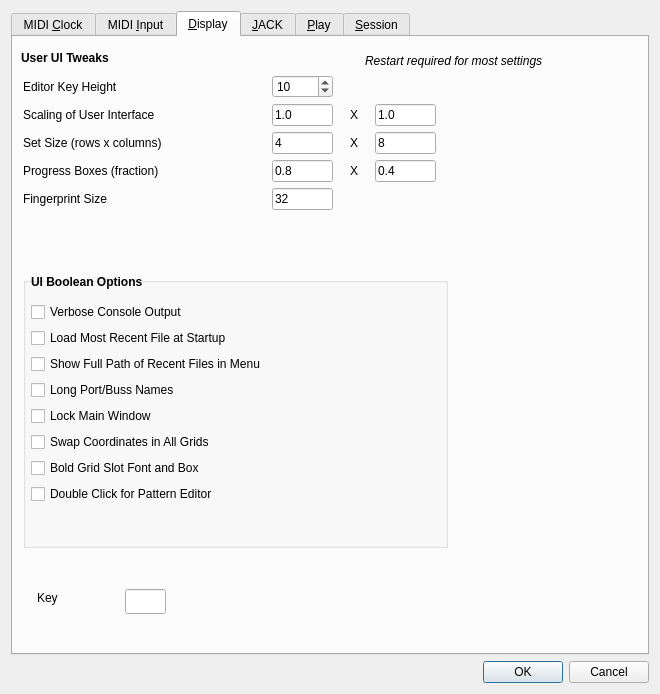
Before: the Qt Designer form seq_qt5/forms/qseditoptions.ui in ahlstromcj/seq66, drawn with Qt 5.
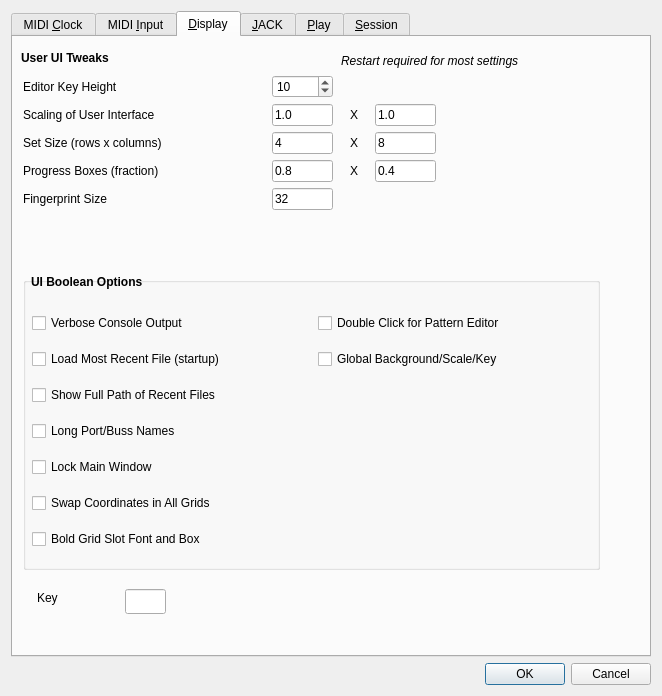
After: the same form once the commit is applied.

Commit message: Getting global-seq-feature working right, in progress.

What changed in the file:
```diff
--- a/seq_qt5/forms/qseditoptions.ui
+++ b/seq_qt5/forms/qseditoptions.ui
@@ -6,8 +6,8 @@
    <rect>
     <x>0</x>
     <y>0</y>
-    <width>660</width>
-    <height>694</height>
+    <width>662</width>
+    <height>696</height>
    </rect>
   </property>
   <property name="windowTitle">
@@ -690,8 +690,8 @@
         <rect>
          <x>10</x>
          <y>240</y>
-         <width>425</width>
-         <height>271</height>
+         <width>577</width>
+         <height>293</height>
         </rect>
        </property>
        <property name="font">
@@ -706,118 +706,112 @@
        <property name="flat">
         <bool>false</bool>
        </property>
-       <widget class="QWidget" name="layoutWidget">
+       <widget class="QLabel" name="label_7">
         <property name="geometry">
          <rect>
           <x>8</x>
-          <y>25</y>
-          <width>405</width>
-          <height>241</height>
+          <y>-4</y>
+          <width>157</width>
+          <height>17</height>
          </rect>
         </property>
-        <layout class="QVBoxLayout" name="verticalLayout_2">
-         <item>
-          <widget class="QCheckBox" name="checkBoxVerbose">
-           <property name="enabled">
-            <bool>true</bool>
-           </property>
-           <property name="toolTip">
-            <string/>
-           </property>
-           <property name="text">
-            <string>Verbose Console Output</string>
-           </property>
-          </widget>
-         </item>
-         <item>
-          <widget class="QCheckBox" name="checkBoxLoadMostRecent">
-           <property name="toolTip">
-            <string/>
-           </property>
-           <property name="text">
-            <string>Load Most Recent File at Startup</string>
-           </property>
-          </widget>
-         </item>
-         <item>
-          <widget class="QCheckBox" name="checkBoxShowFullRecentPaths">
-           <property name="toolTip">
-            <string/>
-           </property>
-           <property name="text">
-            <string>Show Full Path of Recent Files in Menu</string>
-           </property>
-          </widget>
-         </item>
-         <item>
+        <property name="font">
+         <font>
+          <weight>75</weight>
+          <bold>true</bold>
+         </font>
+        </property>
+        <property name="text">
+         <string>UI Boolean Options</string>
+        </property>
+       </widget>
+       <widget class="QWidget" name="">
+        <property name="geometry">
+         <rect>
+          <x>9</x>
+          <y>26</y>
+          <width>565</width>
+          <height>257</height>
+         </rect>
+        </property>
+        <layout class="QGridLayout" name="gridLayout">
+         <item row="3" column="0">
           <widget class="QCheckBox" name="checkBoxLongBussNames">
            <property name="text">
             <string>Long Port/Buss Names</string>
            </property>
           </widget>
          </item>
-         <item>
-          <widget class="QCheckBox" name="checkBoxLockMainWindow">
-           <property name="text">
-            <string>Lock Main Window</string>
-           </property>
-          </widget>
-         </item>
-         <item>
+         <item row="5" column="0">
           <widget class="QCheckBox" name="checkBoxSwapCoordinates">
            <property name="text">
             <string>Swap Coordinates in All Grids</string>
            </property>
           </widget>
          </item>
-         <item>
+         <item row="2" column="0">
+          <widget class="QCheckBox" name="checkBoxShowFullRecentPaths">
+           <property name="toolTip">
+            <string/>
+           </property>
+           <property name="text">
+            <string>Show Full Path of Recent Files</string>
+           </property>
+          </widget>
+         </item>
+         <item row="4" column="0">
+          <widget class="QCheckBox" name="checkBoxLockMainWindow">
+           <property name="text">
+            <string>Lock Main Window</string>
+           </property>
+          </widget>
+         </item>
+         <item row="1" column="0">
+          <widget class="QCheckBox" name="checkBoxLoadMostRecent">
+           <property name="toolTip">
+            <string/>
+           </property>
+           <property name="text">
+            <string>Load Most Recent File (startup)</string>
+           </property>
+          </widget>
+         </item>
+         <item row="0" column="0">
+          <widget class="QCheckBox" name="checkBoxVerbose">
+           <property name="enabled">
+            <bool>true</bool>
+           </property>
+           <property name="toolTip">
+            <string/>
+           </property>
+           <property name="text">
+            <string>Verbose Console Output</string>
+           </property>
+          </widget>
+         </item>
+         <item row="6" column="0">
           <widget class="QCheckBox" name="checkBoxBoldGridSlots">
            <property name="text">
             <string>Bold Grid Slot Font and Box</string>
            </property>
           </widget>
          </item>
-         <item>
+         <item row="0" column="1">
           <widget class="QCheckBox" name="checkBoxDoubleClickEdit">
            <property name="text">
             <string>Double Click for Pattern Editor</string>
            </property>
           </widget>
          </item>
-         <item>
-          <spacer name="verticalSpacer_2">
-           <property name="orientation">
-            <enum>Qt::Vertical</enum>
+         <item row="1" column="1">
+          <widget class="QCheckBox" name="checkBoxGlobalSeqFeature">
+           <property name="text">
+            <string>Global Background/Scale/Key</string>
            </property>
-           <property name="sizeHint" stdset="0">
-            <size>
-             <width>20</width>
-             <height>40</height>
-            </size>
-           </property>
-          </spacer>
+          </widget>
          </item>
         </layout>
        </widget>
-       <widget class="QLabel" name="label_7">
-        <property name="geometry">
-         <rect>
-          <x>8</x>
-          <y>-4</y>
-          <width>157</width>
-          <height>17</height>
-         </rect>
-        </property>
-        <property name="font">
-         <font>
-          <weight>75</weight>
-          <bold>true</bold>
-         </font>
-        </property>
-        <property name="text">
-         <string>UI Boolean Options</string>
-        </property>
-       </widget>
       </widget>
       <widget class="QWidget" name="layoutWidgetGuiOptions">
        <property name="geometry">
@@ -1047,9 +1041,9 @@
       <widget class="QLabel" name="labelRestartNeeded">
        <property name="geometry">
         <rect>
-         <x>352</x>
+         <x>328</x>
          <y>16</y>
-         <width>257</width>
+         <width>265</width>
          <height>16</height>
         </rect>
        </property>
```
The commit also changes 10 other files.
